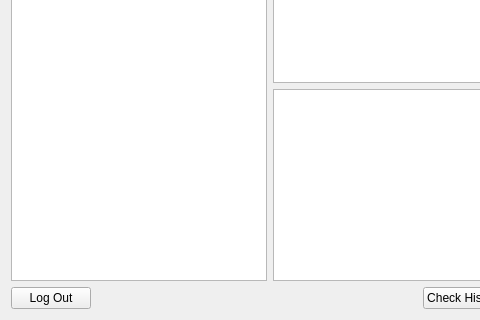
First picture: the form in Client/OneRoom/OneRoomClient/OneRoomClient.ui, repository TaihouDaisuki/OneRoom, before the edit; both pictures show x 0 to 480 and y 328 to 648 of the 784 by 648 pixel window.
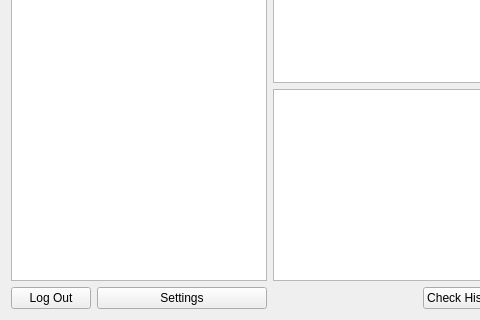
Second picture: the form after the edit.

What changed in the file:
```diff
--- a/Client/OneRoom/OneRoomClient/OneRoomClient.ui
+++ b/Client/OneRoom/OneRoomClient/OneRoomClient.ui
@@ -139,6 +139,13 @@
       </property>
      </widget>
     </item>
+    <item row="2" column="1">
+     <widget class="QPushButton" name="settingBtn">
+      <property name="text">
+       <string>Settings</string>
+      </property>
+     </widget>
+    </item>
    </layout>
   </widget>
  </widget>
```
